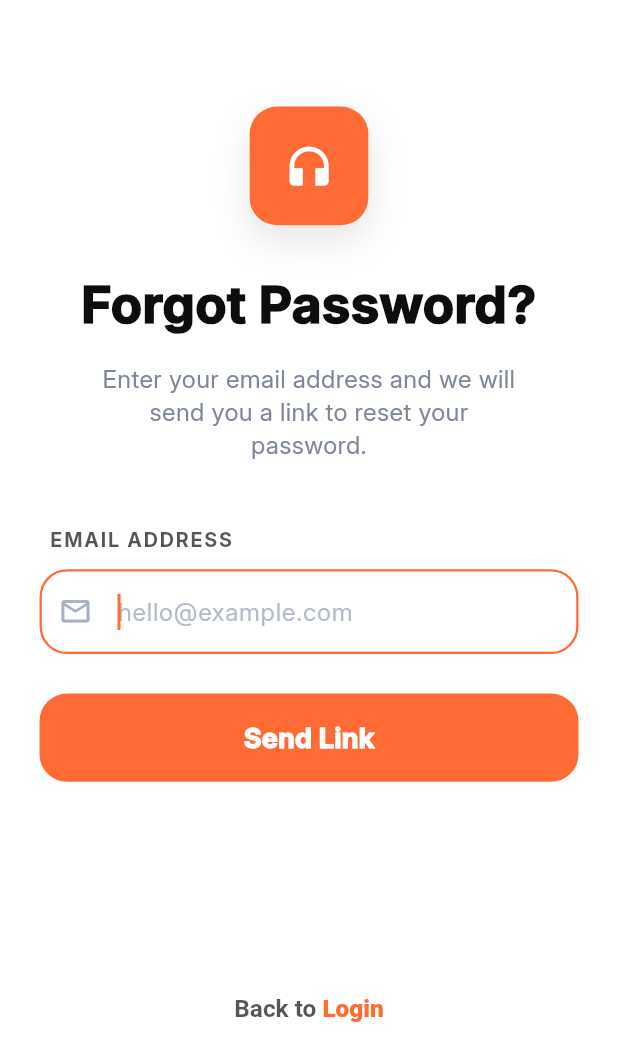
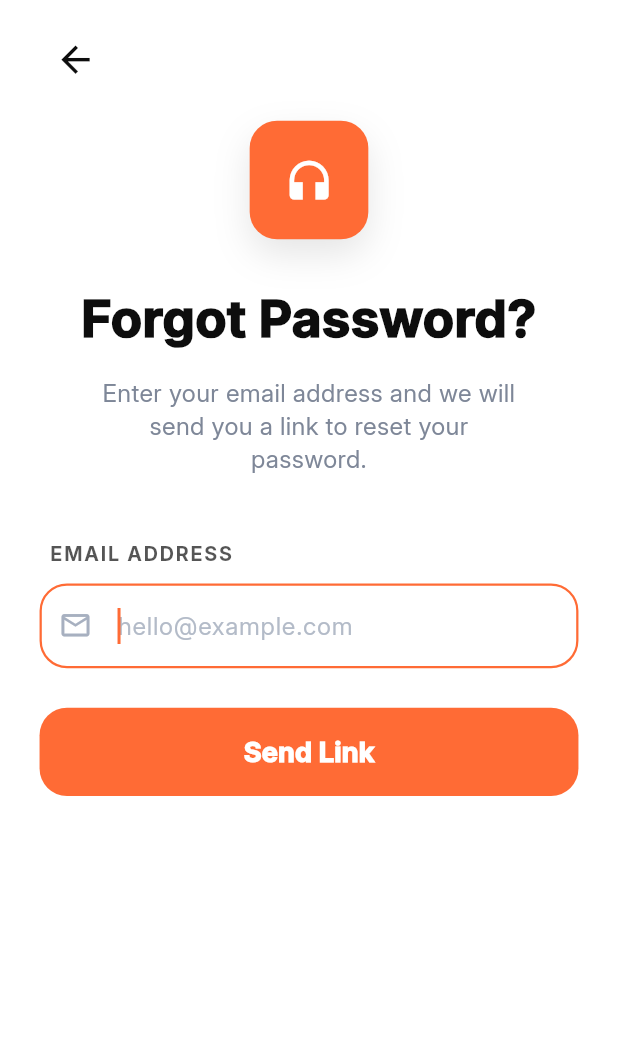
Before and after one commit to remonkamal0/Anba_Moussa, a Flutter app: the _ForgotPasswordScreen screen opened directly, on a phone screen of 412 x 824 dp. Shown: the top 1061 px of the screen. Run offline on Flutter 3.47's test engine with Material 3 defaults, Android fonts, the phone set to English and light mode, and no system bars; drawn by our look-alikes of flutter_animate; our stand-ins replace cached_network_image, carousel_slider, chewie, dio, flutter_riverpod, flutter_screenutil and 11 more; missing offline and left inert: flutter_volume_controller; accounts and stored records are empty.

Commit message:
finish Ui

```diff
--- a/lib/presentation/routes/app_router.dart
+++ b/lib/presentation/routes/app_router.dart
@@ -37,7 +37,7 @@ final GlobalKey<NavigatorState> _shellNavigatorKey = GlobalKey<NavigatorState>()
 final appRouterProvider = Provider<GoRouter>((ref) {
   return GoRouter(
     navigatorKey: _rootNavigatorKey,
-    initialLocation: '/splash',
+    initialLocation: AppConstants.onboardingRoute,
     routes: [
       GoRoute(
         path: '/splash',
--- a/lib/presentation/screens/auth/forgot_password_screen.dart
+++ b/lib/presentation/screens/auth/forgot_password_screen.dart
@@ -142,7 +142,21 @@ class _ForgotPasswordScreenState extends State<_ForgotPasswordScreen> {
             child: Column(
               crossAxisAlignment: CrossAxisAlignment.center,
               children: [
-                SizedBox(height: 70.h),
+                SizedBox(height: 16.h),
+                Align(
+                  alignment: AlignmentDirectional.centerStart,
+                  child: IconButton(
+                    icon: Icon(Icons.arrow_back, color: _navy, size: 28.sp),
+                    onPressed: () {
+                      if (context.canPop()) {
+                        context.pop();
+                      } else {
+                        context.go('/login');
+                      }
+                    },
+                  ),
+                ),
+                SizedBox(height: 16.h),
 
                 // Logo square (orange + shadow)
                 Container(
@@ -255,30 +269,30 @@ class _ForgotPasswordScreenState extends State<_ForgotPasswordScreen> {
                 SizedBox(height: 140.h),
 
                 // Back to Login
-                GestureDetector(
-                  onTap: () => context.pop(),
-                  child: RichText(
-                    text: TextSpan(
-                      style: TextStyle(
-                        color: _muted,
-                        fontSize: 16.sp,
-                        fontWeight: FontWeight.w600,
-                      ),
-                      children: [
-                        const TextSpan(text: 'Back to '),
-                        TextSpan(
-                          text: 'Login',
-                          style: TextStyle(
-                            color: _orange,
-                            fontWeight: FontWeight.w900,
-                          ),
-                        ),
-                      ],
-                    ),
-                  ),
-                ).animate().fadeIn(delay: 520.ms, duration: 350.ms),
-
-                SizedBox(height: 24.h),
+                // GestureDetector(
+                //   onTap: () => context.pop(),
+                //   child: RichText(
+                //     text: TextSpan(
+                //       style: TextStyle(
+                //         color: _muted,
+                //         fontSize: 16.sp,
+                //         fontWeight: FontWeight.w600,
+                //       ),
+                //       children: [
+                //         const TextSpan(text: 'Back to '),
+                //         TextSpan(
+                //           text: 'Login',
+                //           style: TextStyle(
+                //             color: _orange,
+                //             fontWeight: FontWeight.w900,
+                //           ),
+                //         ),
+                //       ],
+                //     ),
+                //   ),
+                // ).animate().fadeIn(delay: 520.ms, duration: 350.ms),
+                //
+                // SizedBox(height: 24.h),
               ],
             ),
           ),
```
Also changed, not shown: lib/presentation/screens/auth/login_screen.dart (+14 -13 lines), lib/presentation/screens/onboarding/onboarding_screen.dart (+5 -10 lines), lib/presentation/widgets/common/language_selector.dart (+5 -4 lines), lib/presentation/widgets/common/onboarding_page.dart (+12 -37 lines), lib/presentation/widgets/common/theme_selector.dart (+4 -5 lines), assets/images/Bishop_Moussa.png (added), assets/images/Pope-Tawadros.png (added), assets/images/YB.png (added), assets/images/default_cover.png (deleted).
